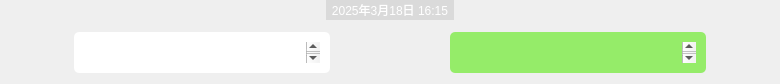
Old version of the form qt/WeChat/messagewidget.ui in the repository BeyondESH/WeChat.
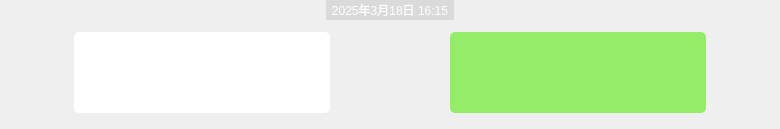
New version of the form. Icons and pictures are not drawn.

Commit message: 更新ui

```diff
--- a/qt/WeChat/messagewidget.ui
+++ b/qt/WeChat/messagewidget.ui
@@ -7,7 +7,7 @@
     <x>0</x>
     <y>0</y>
     <width>780</width>
-    <height>84</height>
+    <height>129</height>
    </rect>
   </property>
   <property name="minimumSize">
@@ -38,6 +38,9 @@
    <property name="rightMargin">
     <number>0</number>
    </property>
+   <property name="bottomMargin">
+    <number>0</number>
+   </property>
    <item>
     <widget class="QWidget" name="timeWD" native="true">
      <property name="minimumSize">
@@ -194,6 +197,36 @@
        </spacer>
       </item>
       <item>
+       <widget class="QWidget" name="receviceHeadWD" native="true">
+        <property name="minimumSize">
+         <size>
+          <width>34</width>
+          <height>0</height>
+         </size>
+        </property>
+        <property name="maximumSize">
+         <size>
+          <width>34</width>
+          <height>16777215</height>
+         </size>
+        </property>
+        <layout class="QVBoxLayout" name="verticalLayout">
+         <property name="spacing">
+          <number>0</number>
+         </property>
+         <property name="leftMargin">
+          <number>0</number>
+         </property>
+         <property name="topMargin">
+          <number>0</number>
+         </property>
+         <property name="rightMargin">
+          <number>0</number>
+         </property>
+         <property name="bottomMargin">
+          <number>0</number>
+         </property>
+         <item>
        <widget class="QLabel" name="receiveHeadLB">
         <property name="minimumSize">
          <size>
@@ -218,6 +251,22 @@
        </widget>
       </item>
       <item>
+          <spacer name="verticalSpacer">
+           <property name="orientation">
+            <enum>Qt::Orientation::Vertical</enum>
+           </property>
+           <property name="sizeHint" stdset="0">
+            <size>
+             <width>20</width>
+             <height>44</height>
+            </size>
+           </property>
+          </spacer>
+         </item>
+        </layout>
+       </widget>
+      </item>
+      <item>
        <spacer name="horizontalSpacer_6">
         <property name="orientation">
          <enum>Qt::Orientation::Horizontal</enum>
@@ -373,6 +422,36 @@
        </spacer>
       </item>
       <item>
+       <widget class="QWidget" name="sendHeadWD" native="true">
+        <property name="minimumSize">
+         <size>
+          <width>34</width>
+          <height>0</height>
+         </size>
+        </property>
+        <property name="maximumSize">
+         <size>
+          <width>34</width>
+          <height>16777215</height>
+         </size>
+        </property>
+        <layout class="QVBoxLayout" name="verticalLayout_2">
+         <property name="spacing">
+          <number>0</number>
+         </property>
+         <property name="leftMargin">
+          <number>0</number>
+         </property>
+         <property name="topMargin">
+          <number>0</number>
+         </property>
+         <property name="rightMargin">
+          <number>0</number>
+         </property>
+         <property name="bottomMargin">
+          <number>0</number>
+         </property>
+         <item>
        <widget class="QLabel" name="sendHeadLB">
         <property name="minimumSize">
          <size>
@@ -398,6 +477,22 @@
        </widget>
       </item>
       <item>
+          <spacer name="verticalSpacer_2">
+           <property name="orientation">
+            <enum>Qt::Orientation::Vertical</enum>
+           </property>
+           <property name="sizeHint" stdset="0">
+            <size>
+             <width>20</width>
+             <height>44</height>
+            </size>
+           </property>
+          </spacer>
+         </item>
+        </layout>
+       </widget>
+      </item>
+      <item>
        <spacer name="horizontalSpacer_4">
         <property name="orientation">
          <enum>Qt::Orientation::Horizontal</enum>
@@ -421,6 +516,9 @@
      <property name="orientation">
       <enum>Qt::Orientation::Vertical</enum>
      </property>
+     <property name="sizeType">
+      <enum>QSizePolicy::Policy::Fixed</enum>
+     </property>
      <property name="sizeHint" stdset="0">
       <size>
        <width>20</width>
```
Lines whose indentation alone changed are shown as unchanged.
